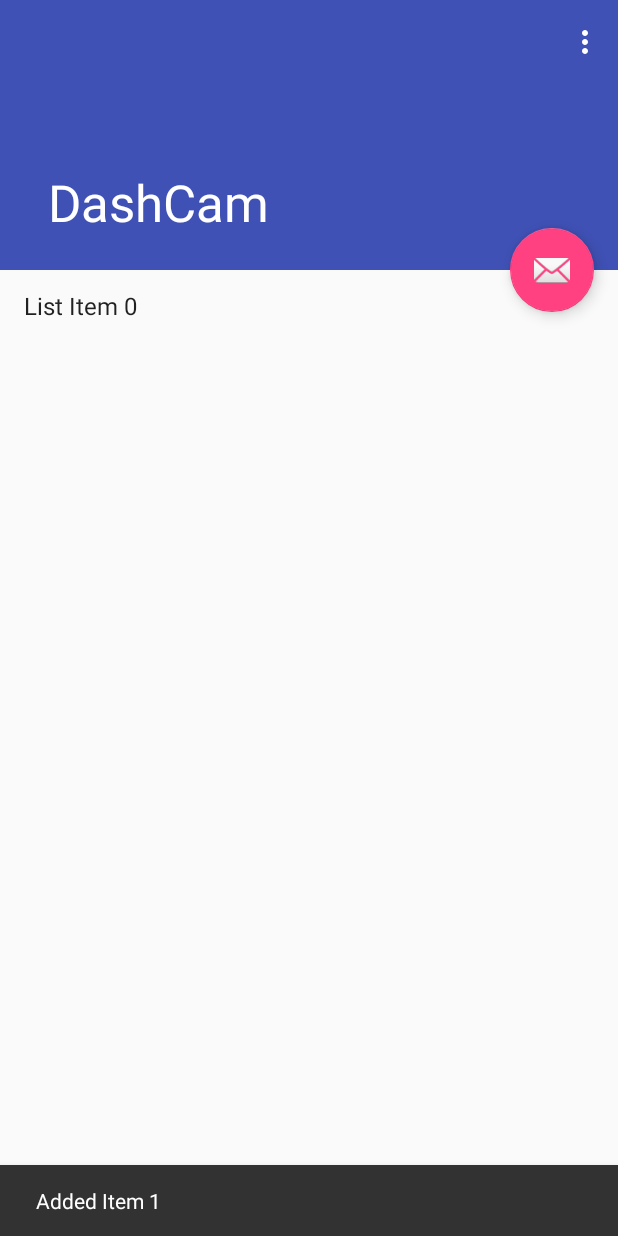
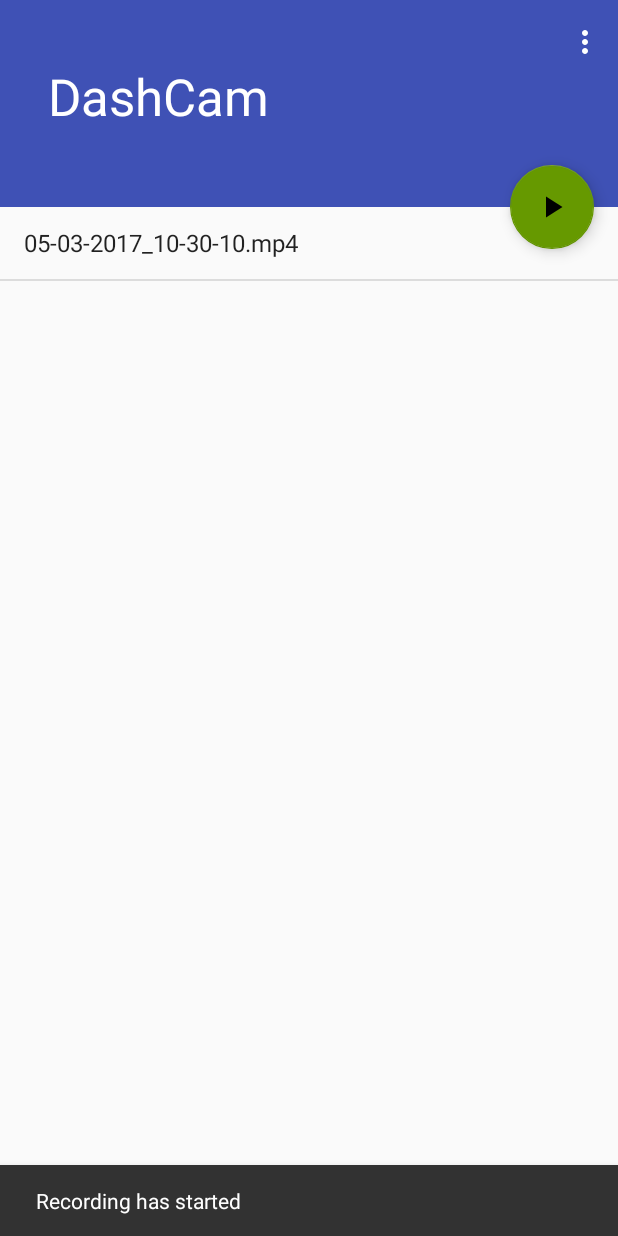
Before and after one commit to erikm6872/DashCam, an Android app: the screen it shows after launch (VideoList), after a tap on an icon or button, on a phone screen of 412 x 824 dp. Run offline under Robolectric (Android 15) with nearby library versions, the phone set to English and light mode, and no system bars.

Commit message:
Fixed file list

```diff
--- a/app/build.gradle
+++ b/app/build.gradle
@@ -5,7 +5,7 @@ android {
     buildToolsVersion "25.0.1"
     defaultConfig {
         applicationId "com.erikcmclaughlin.dashcam"
-        minSdkVersion 15
+        minSdkVersion 21
         targetSdkVersion 25
         versionCode 1
         versionName "1.0"
--- a/app/src/main/java/com/erikcmclaughlin/dashcam/VideoList.java
+++ b/app/src/main/java/com/erikcmclaughlin/dashcam/VideoList.java
@@ -4,6 +4,7 @@ import android.R.layout;
 import android.app.AlertDialog;
 import android.content.Intent;
 import android.os.Bundle;
+import android.os.Environment;
 import android.support.design.widget.FloatingActionButton;
 import android.support.design.widget.Snackbar;
 import android.support.v7.app.AppCompatActivity;
@@ -14,15 +15,20 @@ import android.view.View;
 import android.widget.ArrayAdapter;
 import android.widget.ListView;
 
+import java.io.*;
+import java.text.SimpleDateFormat;
 import java.util.ArrayList;
+import java.util.Date;
 
-public class VideoList extends AppCompatActivity {
-    ListView video_list;
+public class VideoList extends AppCompatActivity{
 
-    ArrayList<String> file_list = new ArrayList<String>();
-    ArrayAdapter<String> file_list_adapter;
+    private ArrayList<File> fileList = new ArrayList<>();
+    private ArrayList<String> fileListStr = new ArrayList<String>();
+    private ArrayAdapter<String> fileListAdapter;
 
-    int itemNum = 0;
+    private File videosDir = new File(Environment.getExternalStorageDirectory(), "DashCamVideos");
+    private File recordDir = new File(videosDir, "Record");
+    private File savedDir = new File(videosDir, "Saved");
 
     @Override
     protected void onCreate(Bundle savedInstanceState) {
@@ -31,20 +37,35 @@ public class VideoList extends AppCompatActivity {
         Toolbar toolbar = (Toolbar) findViewById(R.id.toolbar);
         setSupportActionBar(toolbar);
 
-        video_list = (ListView) findViewById(R.id.file_list);
-        file_list_adapter= new ArrayAdapter<String>(this, layout.simple_list_item_1, file_list);
-        video_list.setAdapter(file_list_adapter);
 
-        FloatingActionButton fab = (FloatingActionButton) findViewById(R.id.fab);
+        // Create video directories if they do not already exist
+        if(!videosDir.exists()){
+            videosDir.mkdirs();
+        }
+        if(!recordDir.exists()){
+            recordDir.mkdirs();
+        }
+        if(!savedDir.exists()){
+            savedDir.mkdirs();
+        }
+
+        fileList = scanDir();
+        fileListStr = simplifyFilenames(fileList);
+
+        ListView videoList = (ListView) findViewById(R.id.file_list);
+        fileListAdapter = new ArrayAdapter<>(this, layout.simple_list_item_1, fileListStr);
+        videoList.setAdapter(fileListAdapter);
+
+        // Set up the record button
+        final FloatingActionButton fab = (FloatingActionButton) findViewById(R.id.fab);
         fab.setOnClickListener(new View.OnClickListener() {
             @Override
             public void onClick(View view) {
-                //file_list.add("List Item " + itemNum++);
-                //file_list_adapter.notifyDataSetChanged();
-                addItem(view);
-                Snackbar.make(view, "Added Item " + itemNum, Snackbar.LENGTH_LONG)
+                //fileList.add("List Item " + itemNum++);
+                //fileListAdapter.notifyDataSetChanged();
+                startRecord(view);
+                Snackbar.make(view, "Recording has started", Snackbar.LENGTH_LONG)
                         .setAction("Action", null).show();
-
             }
         });
     }
@@ -75,13 +96,85 @@ public class VideoList extends AppCompatActivity {
             alertBuilder.create();
             alertBuilder.show();
         }
+        else if(id == R.id.action_preview){
+            Intent intent = new Intent(this, Camera_Preview.class);
+            startActivity(intent);
+            return true;
+        }
         return super.onOptionsItemSelected(item);
     }
 
-    public void addItem(View v){
-        file_list_adapter.add("List Item " + itemNum++);
-       // file_list.add("List Item " + itemNum++);
-        //file_list_adapter.notifyDataSetChanged();
-        //this.
+    /**
+     * Starts recording by pressing the record button
+     * @param v OnClickListener object from button
+     */
+    private void startRecord(View v){
+        String fname = new SimpleDateFormat("MM-dd-yyyy_HH-mm-ss").format(new Date()) + ".mp4";
+        try {
+            File outputFile = new File(recordDir, fname);
+            FileOutputStream outputFileStream = new FileOutputStream(outputFile);
+
+            OutputStreamWriter osw = new OutputStreamWriter(outputFileStream);
+
+            osw.write("Test File '" + fname + "'".getBytes());
+            osw.flush();
+            osw.close();
+
+        } catch (FileNotFoundException e) {
+            e.printStackTrace();
+        } catch (IOException e) {
+            e.printStackTrace();
+        }
+        addItem(v, fname);
+        refreshFileList();
+        //addItem(v,fname);
+    }
+
+    /**
+     * Adds an item to the file list
+     * @param v
+     * @param fname
+     */
+    public void addItem(View v, String fname){
+        fileListAdapter.add(fname);
+    }
+
+    /**
+     * Refreshes the list of files in the app directory.
+     */
+    private void refreshFileList(){
+        fileList = scanDir();
+        fileListStr = simplifyFilenames(fileList);
+        fileListAdapter.notifyDataSetChanged();
+    }
+
+    /**
+     * Scans the app's file directory for files
+     * @return ArrayList of files
+     */
+    private ArrayList<File> scanDir(){
+        ArrayList<File> files = new ArrayList<>();
+        File[] subFiles = recordDir.listFiles();
+        //System.out.println("DIR: " + videosDir.toString());
+        if(subFiles != null){
+            for(File file : subFiles){
+                files.add(file);
+                //System.out.println("FILE: " + file.getAbsolutePath());
+            }
+        }
+        return files;
+    }
+
+    /**
+     * Converts a list of File objects to their simplified filenames for display
+     * @param files
+     * @return
+     */
+    private ArrayList<String> simplifyFilenames(ArrayList<File> files){
+        ArrayList<String> fnames = new ArrayList<>();
+        for(int i = 0; i <files.size(); i++){
+            fnames.add(files.get(i).getName());
+        }
+        return fnames;
     }
 }
--- /dev/null
+++ b/app/src/main/res/drawable/ic_play_arrow_black_24dp.xml
@@ -0,0 +1,9 @@
+<vector xmlns:android="http://schemas.android.com/apk/res/android"
+        android:width="24dp"
+        android:height="24dp"
+        android:viewportWidth="24.0"
+        android:viewportHeight="24.0">
+    <path
+        android:fillColor="#FF000000"
+        android:pathData="M8,5v14l11,-7z"/>
+</vector>
--- a/app/src/main/res/layout/activity_video_list.xml
+++ b/app/src/main/res/layout/activity_video_list.xml
@@ -8,10 +8,12 @@
         android:fitsSystemWindows="true"
         tools:context="com.erikcmclaughlin.dashcam.VideoList">
 
+    <include layout="@layout/content_video_list"/>
+
     <android.support.design.widget.AppBarLayout
             android:id="@+id/app_bar"
             android:fitsSystemWindows="true"
-            android:layout_height="@dimen/app_bar_height"
+            android:layout_height="138dp"
             android:layout_width="match_parent"
             android:theme="@style/AppTheme.AppBarOverlay">
 
@@ -19,7 +21,7 @@
                 android:id="@+id/toolbar_layout"
                 android:fitsSystemWindows="true"
                 android:layout_width="match_parent"
-                android:layout_height="match_parent"
+                android:layout_height="109dp"
                 app:layout_scrollFlags="scroll|exitUntilCollapsed"
                 app:contentScrim="?attr/colorPrimary">
 
@@ -28,20 +30,18 @@
                     android:layout_height="?attr/actionBarSize"
                     android:layout_width="match_parent"
                     app:layout_collapseMode="pin"
-                    app:popupTheme="@style/AppTheme.PopupOverlay"/>
+                    app:popupTheme="@style/AppTheme.PopupOverlay" android:elevation="0dp"/>
 
         </android.support.design.widget.CollapsingToolbarLayout>
     </android.support.design.widget.AppBarLayout>
-
-    <include layout="@layout/content_video_list"/>
-
     <android.support.design.widget.FloatingActionButton
             android:id="@+id/fab"
             android:layout_width="wrap_content"
             android:layout_height="wrap_content"
             android:layout_margin="@dimen/fab_margin"
-            app:layout_anchor="@id/app_bar"
-            app:layout_anchorGravity="bottom|end"
-            app:srcCompat="@android:drawable/ic_dialog_email"/>
+            app:layout_anchor="@+id/app_bar"
+            app:layout_anchorGravity="bottom|right"
+            app:srcCompat="@drawable/ic_play_arrow_black_24dp" app:backgroundTint="@android:color/holo_green_dark"
+            android:layout_gravity="center_vertical|left"/>
 
 </android.support.design.widget.CoordinatorLayout>
--- a/app/src/main/res/layout/content_video_list.xml
+++ b/app/src/main/res/layout/content_video_list.xml
@@ -7,9 +7,12 @@
         tools:showIn="@layout/activity_video_list"
         android:layout_width="match_parent"
         android:layout_height="match_parent"
+        android:id="@+id/file_list_scroll"
+        android:fillViewport="true"
         tools:context="com.erikcmclaughlin.dashcam.VideoList">
 
     <ListView
             android:layout_width="match_parent"
-            android:layout_height="match_parent" android:id="@+id/file_list"/>
+            android:layout_height="match_parent"
+            android:id="@+id/file_list"/>
 </android.support.v4.widget.NestedScrollView>
--- a/app/src/main/res/menu/menu_video_list.xml
+++ b/app/src/main/res/menu/menu_video_list.xml
@@ -2,10 +2,12 @@
       xmlns:app="http://schemas.android.com/apk/res-auto"
       xmlns:tools="http://schemas.android.com/tools"
       tools:context="com.erikcmclaughlin.dashcam.VideoList">
+    <item android:title="Preview" android:orderInCategory="100" android:id="@+id/action_preview"
+          android:showAsAction="never"/>
     <item android:id="@+id/action_settings"
           android:title="@string/action_settings"
-          android:orderInCategory="100"
+          android:orderInCategory="101"
           app:showAsAction="never"/>
-    <item android:title="About" android:orderInCategory="101" android:id="@+id/action_about"
+    <item android:title="About" android:orderInCategory="102" android:id="@+id/action_about"
           android:showAsAction="never"/>
 </menu>
--- a/app/src/main/res/values/colors.xml
+++ b/app/src/main/res/values/colors.xml
@@ -3,4 +3,6 @@
     <color name="colorPrimary">#3F51B5</color>
     <color name="colorPrimaryDark">#303F9F</color>
     <color name="colorAccent">#FF4081</color>
+
+    <color name="black_overlay">#66000000</color>
 </resources>
--- a/app/src/main/res/values/strings.xml
+++ b/app/src/main/res/values/strings.xml
@@ -171,4 +171,8 @@
     <string name="pref_default_delete_old">7</string>
     <string name="pref_desctiption_delete_old">0 keeps all video (warning: eats up storage very quickly)</string>
     <string name="about_text">Erik C. McLaughlin, 2017. https://erikcmclaughlin.com</string>
+
+    <string name="title_activity_camera__preview">Camera_Preview</string>
+    <string name="dummy_button">Dummy Button</string>
+    <string name="dummy_content">DUMMY\nCONTENT</string>
 </resources>
--- a/app/src/main/res/values/styles.xml
+++ b/app/src/main/res/values/styles.xml
@@ -14,4 +14,16 @@
     <style name="AppTheme.AppBarOverlay" parent="ThemeOverlay.AppCompat.Dark.ActionBar"/>
     <style name="AppTheme.PopupOverlay" parent="ThemeOverlay.AppCompat.Light"/>
 
+    <style name="FullscreenTheme" parent="AppTheme">
+        <item name="android:actionBarStyle">@style/FullscreenActionBarStyle</item>
+        <item name="android:windowActionBarOverlay">true</item>
+        <item name="android:windowBackground">@null</item>
+        <item name="metaButtonBarStyle">?android:attr/buttonBarStyle</item>
+        <item name="metaButtonBarButtonStyle">?android:attr/buttonBarButtonStyle</item>
+    </style>
+
+    <style name="FullscreenActionBarStyle" parent="Widget.AppCompat.ActionBar">
+        <item name="android:background">@color/black_overlay</item>
+    </style>
+
 </resources>
```
Also changed, not shown: app/src/main/AndroidManifest.xml (+12 -0 lines), app/src/main/java/com/erikcmclaughlin/dashcam/Camera_Preview.java (added, +353 -0 lines), app/src/main/res/drawable/ic_fiber_manual_record_black_24dp.xml (added, +9 -0 lines), app/src/main/res/drawable/ic_record_black_24dp.xml (added, +12 -0 lines), app/src/main/res/drawable/ic_stop_black_24dp.xml (added, +9 -0 lines), app/src/main/res/layout/activity_camera__preview.xml (added, +16 -0 lines), app/src/main/res/values/attrs.xml (added, +12 -0 lines).
